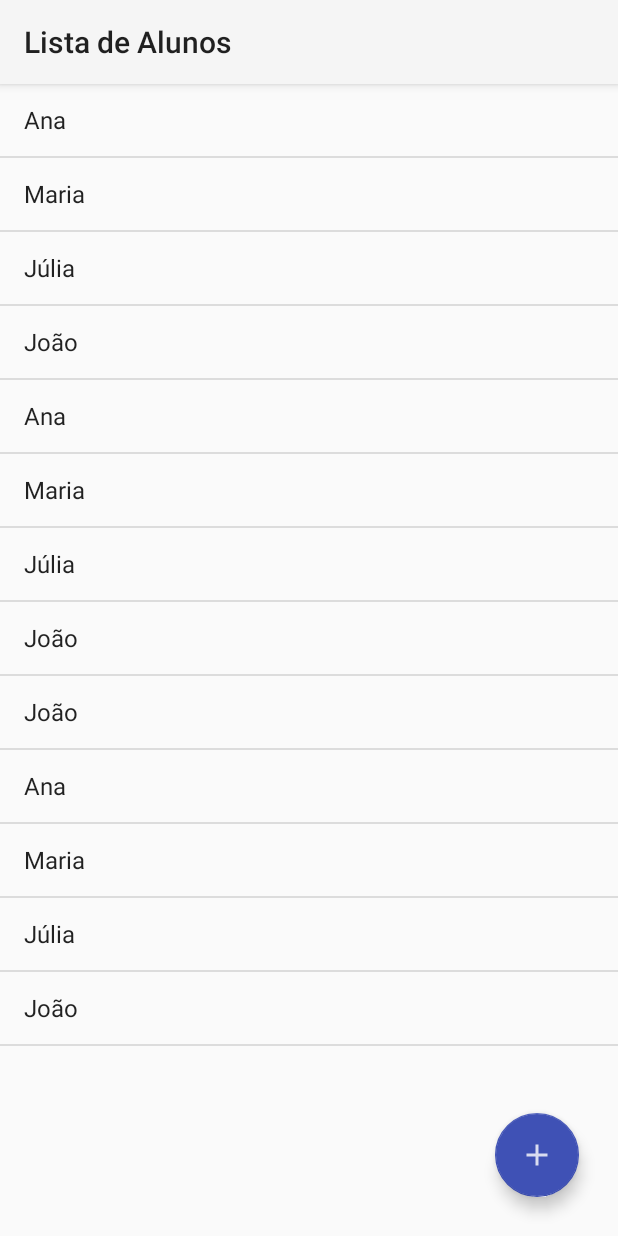
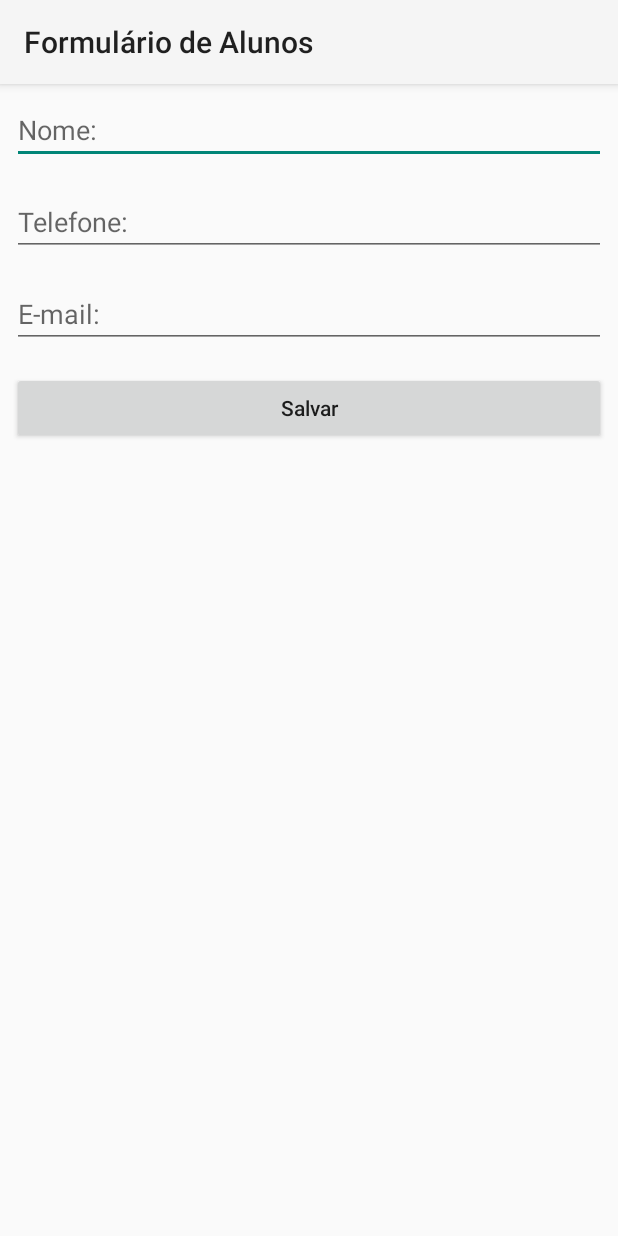
Before and after one commit to milenavms/Agenda, an Android app: the screen it shows after launch (MainActivity before the commit, FormularioAlunoActivity after it), on a phone screen of 412 x 824 dp. Run offline under Robolectric (Android 15) with nearby library versions, the phone set to English and light mode, and no system bars.

Commit message:
Implementando o layout do foumulario de cadastro do contato do aluno

```diff
--- a/app/src/main/AndroidManifest.xml
+++ b/app/src/main/AndroidManifest.xml
@@ -1,13 +1,24 @@
 <?xml version="1.0" encoding="utf-8"?>
 <manifest xmlns:android="http://schemas.android.com/apk/res/android"
     package="com.milena.agenda">
+
     <application>
-        <activity android:name=".MainActivity"    android:theme="@style/Theme.AppCompat.Light">
+        <activity android:name="com.milena.agenda.ui.activity.FormularioAlunoActivity" android:theme="@style/Theme.AppCompat.Light">
             <intent-filter>
                 <action android:name="android.intent.action.MAIN" />
 
                 <category android:name="android.intent.category.LAUNCHER" />
             </intent-filter>
         </activity>
+        <!--<activity
+            android:name="com.milena.agenda.ui.activity.ListaAlunosActivity"
+            android:theme="@style/Theme.AppCompat.Light">
+            <intent-filter>
+                <action android:name="android.intent.action.MAIN" />
+
+                <category android:name="android.intent.category.LAUNCHER" />
+            </intent-filter>
+        </activity>-->
     </application>
+
 </manifest>
--- /dev/null
+++ b/app/src/main/java/com/milena/agenda/ui/activity/FormularioAlunoActivity.java
@@ -0,0 +1,17 @@
+package com.milena.agenda.ui.activity;
+
+import androidx.appcompat.app.AppCompatActivity;
+
+import android.os.Bundle;
+
+import com.milena.agenda.R;
+
+public class FormularioAlunoActivity extends AppCompatActivity {
+
+    @Override
+    protected void onCreate(Bundle savedInstanceState) {
+        super.onCreate(savedInstanceState);
+        setContentView(R.layout.activity_formulario_aluno);
+        setTitle("Formulário de Alunos"); //Título da AppBar
+    }
+}
--- a/app/src/main/java/com/milena/agenda/MainActivity.java
+++ b/app/src/main/java/com/milena/agenda/ui/activity/ListaAlunosActivity.java
@@ -1,24 +1,24 @@
-package com.milena.agenda;
+package com.milena.agenda.ui.activity;
 
-import android.app.Activity;
-import android.app.AppComponentFactory;
 import android.os.Bundle;
-import android.view.View;
+
 import android.widget.ArrayAdapter;
 import android.widget.ListView;
 
 import androidx.annotation.Nullable;
 import androidx.appcompat.app.AppCompatActivity;
 
+import com.milena.agenda.R;
+
 import java.util.ArrayList;
 import java.util.Arrays;
 import java.util.List;
 
-public class MainActivity extends AppCompatActivity {
+public class ListaAlunosActivity extends AppCompatActivity {
     @Override
     protected void onCreate(@Nullable Bundle savedInstanceState) {
         super.onCreate(savedInstanceState);
-        setContentView(R.layout.activity_main);
+        setContentView(R.layout.activity_lista_alunos);
         setTitle("Lista de Alunos"); //Título da AppBar
 
         //criando a lista de alunos
@@ -27,7 +27,7 @@ public class MainActivity extends AppCompatActivity {
                 );
 
         //Pego os id da lista de aluno estática no layout
-        ListView listaDeAlunos = findViewById(R.id.activity_main_lista_de_alunos);
+        ListView listaDeAlunos = findViewById(R.id.activity_lista_alunos_listview);
         //pegando os dados da lista e add / renderizando em uma View desejada
         listaDeAlunos.setAdapter(new ArrayAdapter<>(
                 this,
--- /dev/null
+++ b/app/src/main/res/layout/activity_formulario_aluno.xml
@@ -0,0 +1,35 @@
+<?xml version="1.0" encoding="utf-8"?>
+<LinearLayout xmlns:android="http://schemas.android.com/apk/res/android"
+    android:layout_width="match_parent"
+    android:layout_height="match_parent"
+    android:orientation="vertical">
+
+    <!--    campo nome-->
+    <EditText android:id="@+id/activity_formulario_aluno_nome"
+        android:layout_width="match_parent"
+        android:layout_height="wrap_content"
+        android:layout_margin="8dp"
+        android:hint="Nome:"
+        android:inputType="textCapWords"/>  <!--textCapWords: palavras do teclado com primeira letra maiuscula -->
+
+    <!--    campo -->
+    <EditText android:id="@+id/activity_formulario_aluno_telefone"
+        android:layout_width="match_parent"
+        android:layout_height="wrap_content"
+        android:layout_margin="8dp"
+        android:hint="Telefone:"
+        android:inputType="phone"/>
+    <!--    campo -->
+    <EditText android:id="@+id/activity_formulario_aluno_email"
+        android:layout_width="match_parent"
+        android:layout_height="wrap_content"
+        android:layout_margin="8dp"
+        android:hint="E-mail:"/>
+    <Button android:id="@+id/activity_fomulario_aluno_button_salvar_aluno"
+        android:layout_width="match_parent"
+        android:layout_height="wrap_content"
+        android:layout_margin="8dp"
+        android:text="Salvar"
+        android:inputType="textEmailAddress"/>
+
+</LinearLayout>
--- a/app/src/main/res/layout/activity_main.xml
+++ b/app/src/main/res/layout/activity_lista_alunos.xml
@@ -5,15 +5,15 @@
     xmlns:tools="http://schemas.android.com/tools"
     android:layout_width="match_parent"
     android:layout_height="match_parent"
-    tools:context=".MainActivity">
+    tools:context=".ui.activity.ListaAlunosActivity">
 
     <ListView
-        android:id="@+id/activity_main_lista_de_alunos"
+        android:id="@+id/activity_lista_alunos_listview"
         android:layout_width="match_parent"
         android:layout_height="match_parent">
     </ListView>
     <com.google.android.material.floatingactionbutton.FloatingActionButton
-        android:id="@+id/activity_main_fab_novo_aluno"
+        android:id="@+id/activity_lista_alunos_fab_novo_aluno"
         android:layout_width="wrap_content"
         android:layout_height="wrap_content"
         app:fabSize="normal"
```
